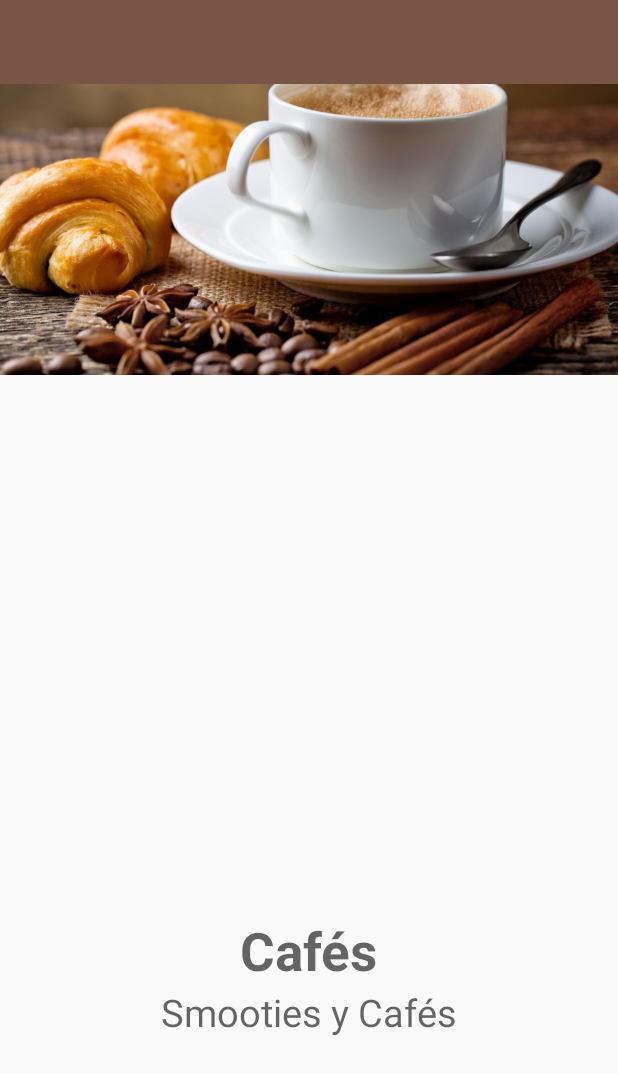
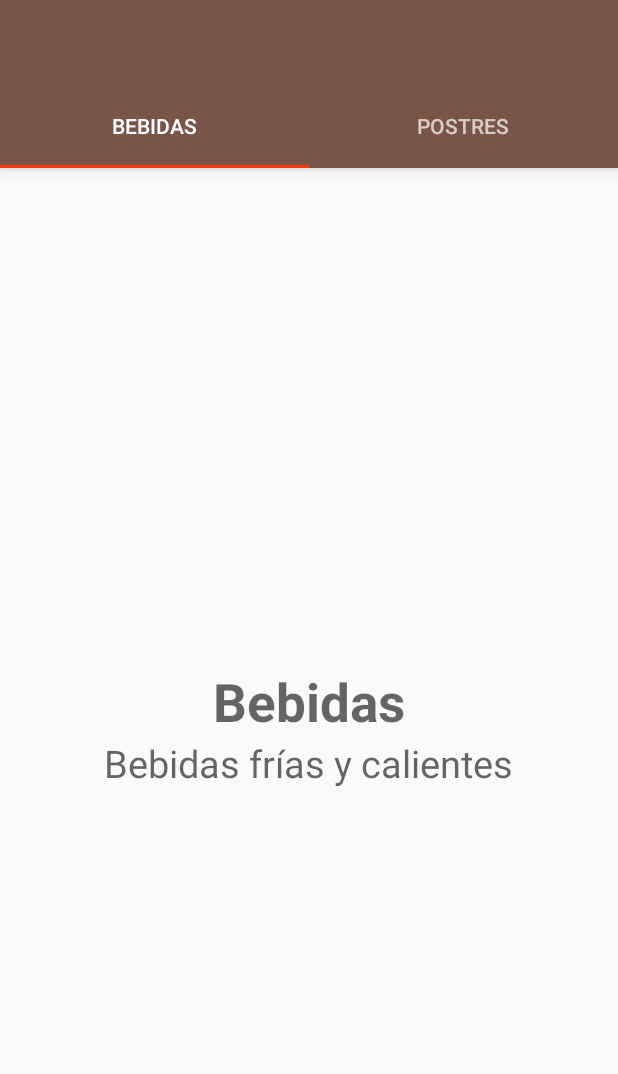
Before and after one commit to ESAlbertoMejia/CrafterAppBetaVersion, an Android app: the screen it shows after launch (MainActivity), in the side drawer, after a tap on "Carta", on a phone screen of 412 x 824 dp. Shown: the top 1074 px of the screen. Run offline under Robolectric (Android 15) with nearby library versions, the phone set to English and light mode, and no system bars.

Commit message:
Modificacion de version de herramientas, se agrega el fragmento base y su implementacion ademas de modificar el LetterFragment

```diff
--- a/app/src/main/java/com/esamdevelopers/gamej/crafterapp/LetterFragment.java
+++ b/app/src/main/java/com/esamdevelopers/gamej/crafterapp/LetterFragment.java
@@ -18,11 +18,11 @@ import com.esamdevelopers.gamej.crafterapp.adaptador.BaseViewPagerAdapter;
 public class LetterFragment extends Fragment {
 
     private String[] tabs = {
-            "Cafés", "Crepas", "Reposteria"
+            "Bebidas", "Postres"
     };
 
     private String[] descriptions = {
-            "Smooties y Cafés", "Sabrosas crepas dulces y saladas", "Exquisitos pan dulces, pies y pasteles"
+            "Bebidas frías y calientes", "Ricos pies, pasteles, crepas y más..."
     };
 
     @Override
--- a/app/src/main/res/layout/app_bar_with_tabs.xml
+++ b/app/src/main/res/layout/app_bar_with_tabs.xml
@@ -10,32 +10,16 @@
 
     <android.support.design.widget.AppBarLayout
         android:layout_width="match_parent"
-        android:layout_height="250dp"
+        android:layout_height="wrap_content"
         android:theme="@style/AppTheme.AppBarOverlay"
         app:elevation="5dp">
 
-        <android.support.design.widget.CollapsingToolbarLayout
+        <android.support.v7.widget.Toolbar
+            android:id="@+id/toolbar"
             android:layout_width="match_parent"
-            android:layout_height="match_parent"
-            app:layout_scrollFlags="scroll|exitUntilCollapsed"
-            app:contentScrim="?attr/colorPrimary">
-
-            <ImageView
-                android:id="@+id/collapsing_img"
-                android:layout_width="match_parent"
-                android:layout_height="250dp"
-                android:src="@drawable/collapsing_img1"
-                android:scaleType="centerCrop"
-                app:layout_collapseMode="parallax"/>
-
-            <android.support.v7.widget.Toolbar
-                android:id="@+id/toolbar"
-                android:layout_width="match_parent"
-                android:layout_height="?attr/actionBarSize"
-                android:background="?attr/colorPrimary"
-                app:popupTheme="@style/AppTheme.PopupOverlay" />
-
-        </android.support.design.widget.CollapsingToolbarLayout>
+            android:layout_height="?attr/actionBarSize"
+            android:background="?attr/colorPrimary"
+            app:popupTheme="@style/AppTheme.PopupOverlay" />
 
         <android.support.design.widget.TabLayout
             android:id="@+id/tabs"
--- a/app/src/main/res/layout/fragment_base.xml
+++ b/app/src/main/res/layout/fragment_base.xml
@@ -21,6 +21,7 @@
         android:layout_centerInParent="true"
         android:layout_below="@id/titulo_base"
         android:textSize="25sp"
+        android:gravity="center"
         android:textAppearance="?android:textAppearanceMedium" />
 
 </RelativeLayout>
```
Also changed, not shown: app/build.gradle (+5 -5 lines).
